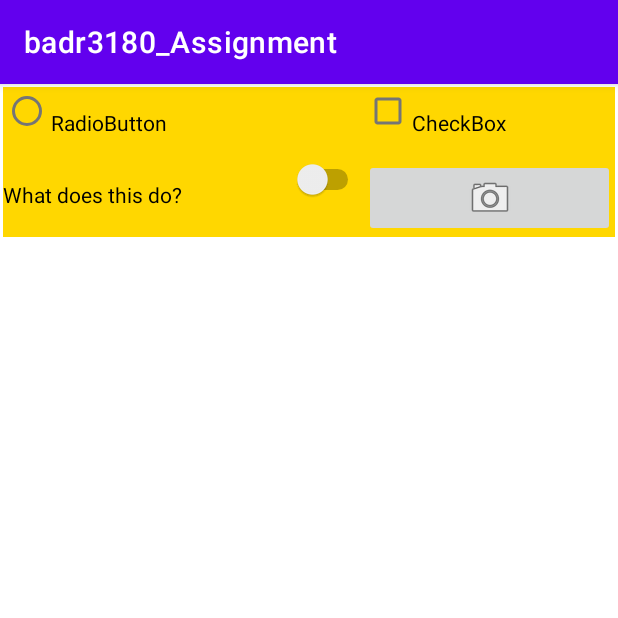
After one commit to badr3180/CP670, an Android app: the ListItemsActivity screen opened directly, with no data from a screen before it, on a phone screen of 412 x 824 dp, the top half of it. The commit adds this screen. Run offline under Robolectric (Android 15) with nearby library versions, the phone set to English and light mode, and no system bars.

Commit message:
Added 3 activities for part 2

```diff
--- a/app/build.gradle
+++ b/app/build.gradle
@@ -25,6 +25,9 @@ android {
         sourceCompatibility JavaVersion.VERSION_1_8
         targetCompatibility JavaVersion.VERSION_1_8
     }
+    buildFeatures {
+        viewBinding true
+    }
 }
 
 dependencies {
@@ -32,6 +35,9 @@ dependencies {
     implementation 'androidx.appcompat:appcompat:1.4.1'
     implementation 'com.google.android.material:material:1.6.0'
     implementation 'androidx.constraintlayout:constraintlayout:2.1.3'
+    implementation 'androidx.annotation:annotation:1.2.0'
+    implementation 'androidx.lifecycle:lifecycle-livedata-ktx:2.3.1'
+    implementation 'androidx.lifecycle:lifecycle-viewmodel-ktx:2.3.1'
     testImplementation 'junit:junit:4.13.2'
     androidTestImplementation 'androidx.test.ext:junit:1.1.3'
     androidTestImplementation 'androidx.test.espresso:espresso-core:3.4.0'
--- /dev/null
+++ b/app/src/main/java/ca/mylaurier/badr3180_assignments/ListItemsActivity.java
@@ -0,0 +1,14 @@
+package ca.mylaurier.badr3180_assignments;
+
+import androidx.appcompat.app.AppCompatActivity;
+
+import android.os.Bundle;
+
+public class ListItemsActivity extends AppCompatActivity {
+
+    @Override
+    protected void onCreate(Bundle savedInstanceState) {
+        super.onCreate(savedInstanceState);
+        setContentView(R.layout.activity_list_items);
+    }
+}
--- a/app/src/main/java/ca/mylaurier/badr3180_assignment1/MainActivity.java
+++ b/app/src/main/java/ca/mylaurier/badr3180_assignments/LoginActivity.java
@@ -1,14 +1,14 @@
-package ca.mylaurier.badr3180_assignment1;
+package ca.mylaurier.badr3180_assignments;
 
 import androidx.appcompat.app.AppCompatActivity;
 
 import android.os.Bundle;
 
-public class MainActivity extends AppCompatActivity {
+public class LoginActivity extends AppCompatActivity {
 
     @Override
     protected void onCreate(Bundle savedInstanceState) {
         super.onCreate(savedInstanceState);
-        setContentView(R.layout.activity_main);
+        setContentView(R.layout.activity_login);
     }
 }
--- /dev/null
+++ b/app/src/main/res/layout/activity_list_items.xml
@@ -0,0 +1,55 @@
+<?xml version="1.0" encoding="utf-8"?>
+<GridLayout  xmlns:android="http://schemas.android.com/apk/res/android"
+    xmlns:app="http://schemas.android.com/apk/res-auto"
+    xmlns:tools="http://schemas.android.com/tools"
+    android:layout_width="match_parent"
+    android:layout_height="wrap_content"
+    android:layout_margin="2dp"
+    android:background="@color/gold"
+    android:columnCount="2"
+    android:rowCount="2"
+    tools:context=".ListItemsActivity">
+
+    <RadioButton
+        android:id="@+id/radioButton"
+        android:layout_width="wrap_content"
+        android:layout_height="wrap_content"
+        android:layout_row="0"
+        android:layout_column="0"
+        android:layout_columnWeight="1"
+        android:gravity="fill"
+        android:text="@string/radioButton" />
+
+    <CheckBox
+        android:id="@+id/checkBox"
+        android:layout_width="wrap_content"
+        android:layout_height="wrap_content"
+        android:layout_row="0"
+        android:layout_column="1"
+        android:layout_columnWeight="1"
+        android:gravity="fill"
+        android:text="@string/checkBox" />
+
+    <Switch
+        android:id="@+id/switch1"
+        android:layout_width="wrap_content"
+        android:layout_height="wrap_content"
+        android:layout_row="1"
+        android:layout_column="0"
+        android:layout_columnWeight="1"
+        android:gravity="fill"
+        android:minHeight="48dp"
+        android:text="@string/switchText" />
+
+    <ImageButton
+        android:id="@+id/imageButton"
+        android:layout_width="wrap_content"
+        android:layout_height="wrap_content"
+        android:layout_row="1"
+        android:layout_column="1"
+        android:layout_columnWeight="1"
+        android:gravity="fill"
+        app:srcCompat="@android:drawable/ic_menu_camera"
+        tools:ignore="SpeakableTextPresentCheck,ImageContrastCheck"
+        android:contentDescription="TODO" />
+</GridLayout>
--- /dev/null
+++ b/app/src/main/res/values-land/dimens.xml
@@ -0,0 +1,3 @@
+<resources>
+    <dimen name="activity_horizontal_margin">48dp</dimen>
+</resources>
--- a/app/src/main/res/values/colors.xml
+++ b/app/src/main/res/values/colors.xml
@@ -7,4 +7,5 @@
     <color name="teal_700">#FF018786</color>
     <color name="black">#FF000000</color>
     <color name="white">#FFFFFFFF</color>
+    <color name="gold">#FFD700</color>
 </resources>
--- /dev/null
+++ b/app/src/main/res/values/dimens.xml
@@ -0,0 +1,5 @@
+<resources>
+    <!-- Default screen margins, per the Android Design guidelines. -->
+    <dimen name="activity_horizontal_margin">16dp</dimen>
+    <dimen name="activity_vertical_margin">16dp</dimen>
+</resources>
--- a/app/src/main/res/values/strings.xml
+++ b/app/src/main/res/values/strings.xml
@@ -1,5 +1,12 @@
 <resources xmlns:tools="http://schemas.android.com/tools">
-    <string name="app_name" tools:ignore="Typos">badr3180_Assignment1</string>
+    <string name="app_name" tools:ignore="Typos">badr3180_Assignment</string>
     <string name="hello_message">Hello World!</string>
     <string name="ButtonText">I\’m a button</string>
+    <string name="LoginName">Login</string>
+    <string name="hintText">Login Name</string>
+    <string name="Password">Password</string>
+    <string name="switchText">What does this do?</string>
+    <string name="radioButton">RadioButton</string>
+    <string name="checkBox">CheckBox</string>
+
 </resources>
```
Also changed, not shown: app/src/main/AndroidManifest.xml (+13 -2 lines), app/src/main/java/ca/mylaurier/badr3180_assignments/MainActivity.java (added, +14 -0 lines), app/src/main/res/layout/activity_login.xml (added, +40 -0 lines), 5 other files.
